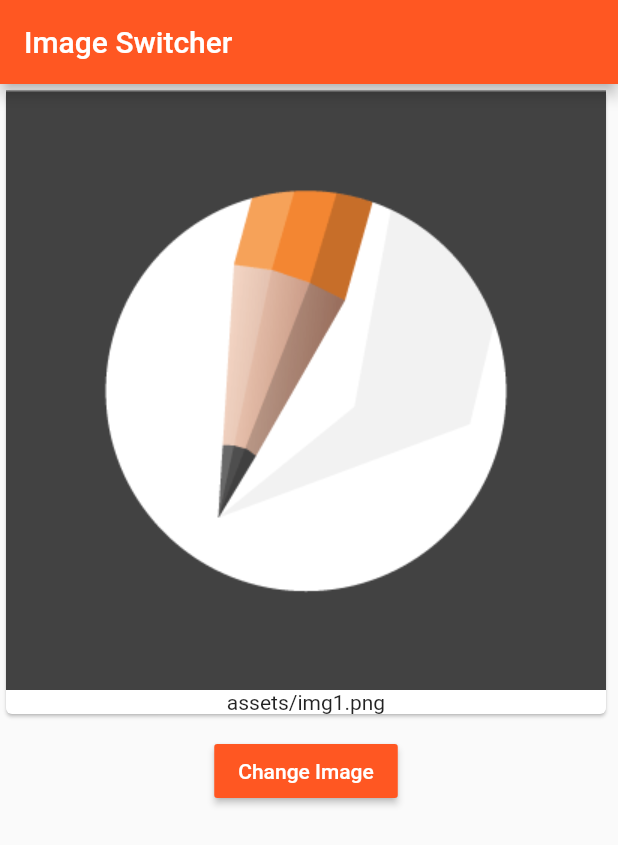
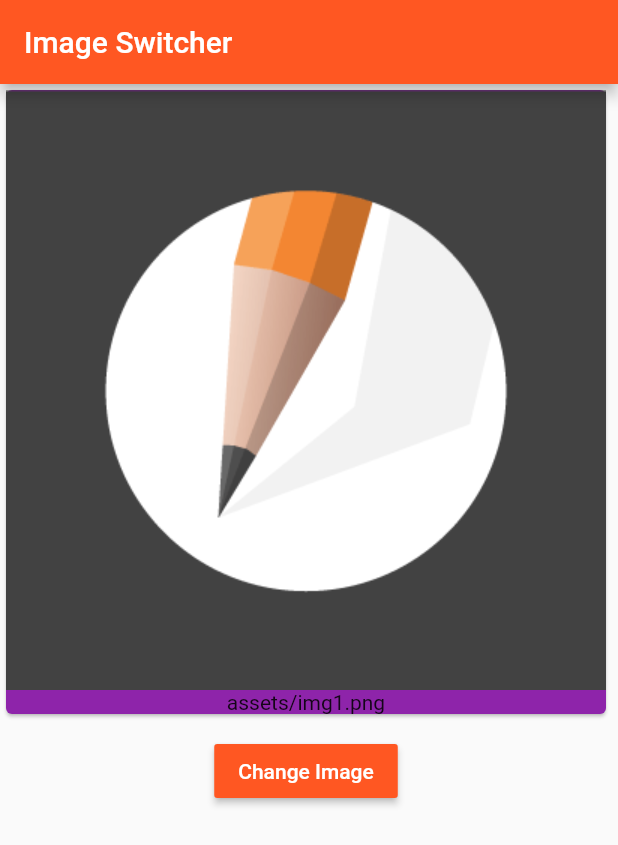
Before and after one commit to Arnie09/Flutter_beginning, a Flutter app: the screen it shows after launch, after a tap on "Change Image", on a phone screen of 412 x 824 dp. Shown: the top 845 px of the screen. Run offline on Flutter 3.47's test engine with Material 2 defaults, Android fonts, the phone set to English and light mode, and no system bars.

Commit message:
some more advanced functionality

```diff
--- a/image_switcher/lib/images.dart
+++ b/image_switcher/lib/images.dart
@@ -7,12 +7,15 @@ class Images extends StatelessWidget{
 
   @override
   Widget build(BuildContext context) {
-    return Card(
+    return name!=""?
+            Card(
+              color: Colors.purple[600],
+
               child: Column(
                 children: <Widget>[
                 Image.asset(name),
                 Text(name)
               ]),
-            );
+            ):Card(child:Center(child:Column(children: <Widget>[Text("Nothing to show!")],)));
+            }
   }
-}
```
